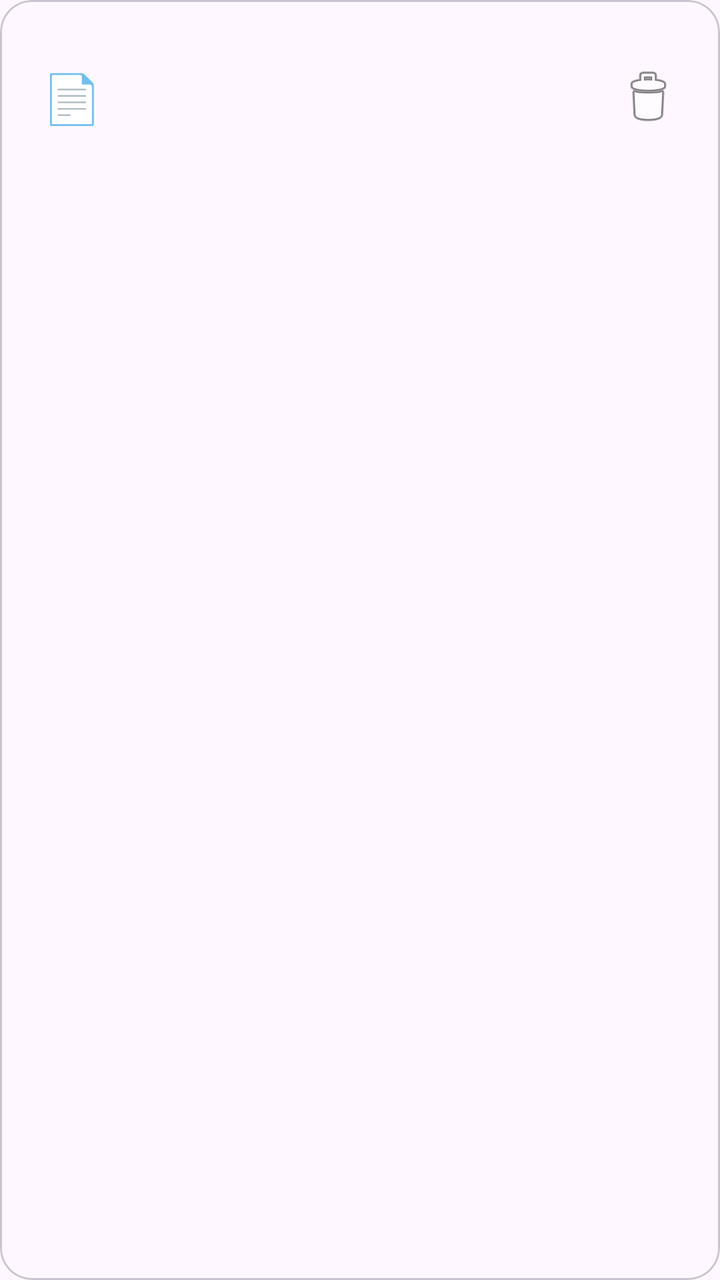
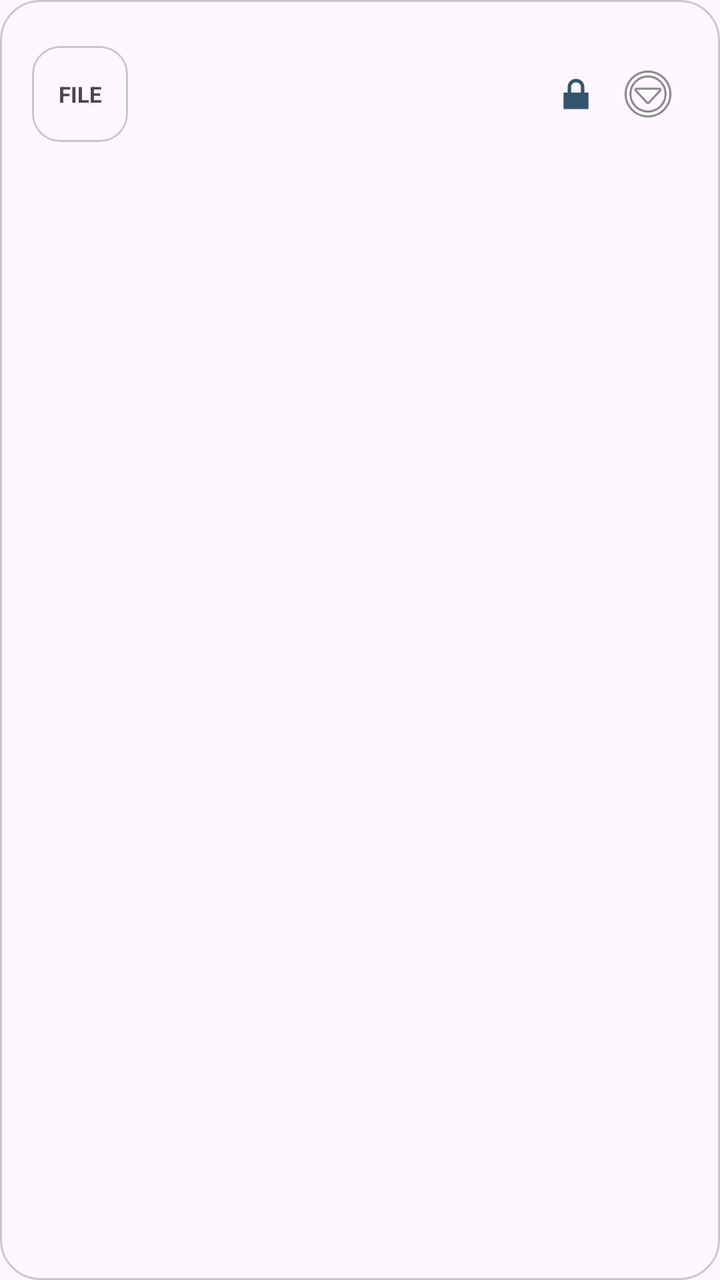

The first picture is an Android layout as it rendered before a commit; the second is the same layout after the commit. The layout source and the unified diff follow.
<!-- AndroidManifest.xml: application theme Theme.SecureVault -->
<!-- res/layout/item_document.xml -->
<?xml version="1.0" encoding="utf-8"?>
<com.google.android.material.card.MaterialCardView xmlns:android="http://schemas.android.com/apk/res/android"
    xmlns:app="http://schemas.android.com/apk/res-auto" android:layout_width="match_parent" android:layout_height="wrap_content"
    android:layout_marginBottom="12dp" app:cardCornerRadius="16dp">
    <LinearLayout android:layout_width="match_parent" android:layout_height="wrap_content" android:gravity="center_vertical" android:padding="16dp">
        <TextView android:layout_width="40dp" android:layout_height="40dp" android:gravity="center"
            android:text="📄" android:textSize="24sp" />
        <LinearLayout android:layout_width="0dp" android:layout_height="wrap_content" android:layout_weight="1" android:orientation="vertical">
            <TextView android:id="@+id/nameText" android:layout_width="match_parent" android:layout_height="wrap_content"
                android:ellipsize="end" android:maxLines="1" android:textAppearance="@style/TextAppearance.Material3.TitleMedium" />
            <TextView android:id="@+id/detailsText" android:layout_width="match_parent" android:layout_height="wrap_content" android:layout_marginTop="4dp" />
            <TextView android:id="@+id/dateText" android:layout_width="match_parent" android:layout_height="wrap_content" android:layout_marginTop="2dp" />
        </LinearLayout>
        <ImageView android:id="@+id/lockIcon" android:layout_width="24dp" android:layout_height="24dp"
            android:contentDescription="@string/locked_document" android:src="@android:drawable/ic_lock_lock" android:visibility="gone" />
        <ImageButton android:id="@+id/moreButton" android:layout_width="40dp" android:layout_height="40dp"
            android:background="?attr/selectableItemBackgroundBorderless" android:contentDescription="@string/delete_action"
            android:src="@android:drawable/ic_menu_delete" />
    </LinearLayout>
</com.google.android.material.card.MaterialCardView>
<!-- resources referenced by this layout -->
<resources>
  <string name="delete_action">Delete</string>
  <string name="locked_document">Locked document</string>
  <style name="Theme.SecureVault" parent="Theme.Material3.DayNight.NoActionBar">
          <item name="colorPrimary">@color/md_theme_primary</item>
          <item name="colorOnPrimary">@color/md_theme_onPrimary</item>
          <item name="colorPrimaryContainer">@color/md_theme_primaryContainer</item>
          <item name="colorOnPrimaryContainer">@color/md_theme_onPrimaryContainer</item>
          <item name="colorSecondary">@color/md_theme_secondary</item>
          <item name="colorOnSecondary">@color/md_theme_onSecondary</item>
          <item name="colorSecondaryContainer">@color/md_theme_secondaryContainer</item>
          <item name="colorOnSecondaryContainer">@color/md_theme_onSecondaryContainer</item>
          <item name="colorTertiary">@color/md_theme_tertiary</item>
          <item name="colorOnTertiary">@color/md_theme_onTertiary</item>
          <item name="colorTertiaryContainer">@color/md_theme_tertiaryContainer</item>
          <item name="colorOnTertiaryContainer">@color/md_theme_onTertiaryContainer</item>
          <item name="android:statusBarColor">@android:color/transparent</item>
          <item name="android:navigationBarColor">?attr/colorSurface</item>
      </style>
  <color name="md_theme_primary">#1D4ED8</color>
  <color name="md_theme_onPrimary">#FFFFFF</color>
  <color name="md_theme_primaryContainer">#DCE7FF</color>
  <color name="md_theme_onPrimaryContainer">#001A41</color>
  <color name="md_theme_secondary">#35556C</color>
  <color name="md_theme_onSecondary">#FFFFFF</color>
  <color name="md_theme_secondaryContainer">#D8E3F7</color>
  <color name="md_theme_onSecondaryContainer">#0E1D2B</color>
  <color name="md_theme_tertiary">#5B5F34</color>
  <color name="md_theme_onTertiary">#FFFFFF</color>
  <color name="md_theme_tertiaryContainer">#E4E8B5</color>
  <color name="md_theme_onTertiaryContainer">#181D00</color>
</resources>

<!-- the commit's change to res/layout/item_document.xml (unified diff, before → after) -->
@@ -1,20 +1,92 @@
 <?xml version="1.0" encoding="utf-8"?>
-<com.google.android.material.card.MaterialCardView xmlns:android="http://schemas.android.com/apk/res/android"
-    xmlns:app="http://schemas.android.com/apk/res-auto" android:layout_width="match_parent" android:layout_height="wrap_content"
-    android:layout_marginBottom="12dp" app:cardCornerRadius="16dp">
-    <LinearLayout android:layout_width="match_parent" android:layout_height="wrap_content" android:gravity="center_vertical" android:padding="16dp">
-        <TextView android:layout_width="40dp" android:layout_height="40dp" android:gravity="center"
-            android:text="📄" android:textSize="24sp" />
-        <LinearLayout android:layout_width="0dp" android:layout_height="wrap_content" android:layout_weight="1" android:orientation="vertical">
-            <TextView android:id="@+id/nameText" android:layout_width="match_parent" android:layout_height="wrap_content"
-                android:ellipsize="end" android:maxLines="1" android:textAppearance="@style/TextAppearance.Material3.TitleMedium" />
-            <TextView android:id="@+id/detailsText" android:layout_width="match_parent" android:layout_height="wrap_content" android:layout_marginTop="4dp" />
-            <TextView android:id="@+id/dateText" android:layout_width="match_parent" android:layout_height="wrap_content" android:layout_marginTop="2dp" />
+<com.google.android.material.card.MaterialCardView
+    xmlns:android="http://schemas.android.com/apk/res/android"
+    xmlns:app="http://schemas.android.com/apk/res-auto"
+    android:layout_width="match_parent"
+    android:layout_height="wrap_content"
+    android:layout_marginBottom="12dp"
+    app:cardCornerRadius="20dp"
+    app:cardElevation="0dp"
+    app:strokeWidth="1dp">
+
+    <LinearLayout
+        android:layout_width="match_parent"
+        android:layout_height="wrap_content"
+        android:gravity="center_vertical"
+        android:minHeight="84dp"
+        android:orientation="horizontal"
+        android:padding="16dp">
+
+        <com.google.android.material.card.MaterialCardView
+            android:layout_width="48dp"
+            android:layout_height="48dp"
+            app:cardCornerRadius="14dp"
+            app:cardElevation="0dp">
+
+            <TextView
+                android:id="@+id/fileIconText"
+                android:layout_width="match_parent"
+                android:layout_height="match_parent"
+                android:gravity="center"
+                android:text="FILE"
+                android:textSize="11sp"
+                android:textStyle="bold" />
+
+        </com.google.android.material.card.MaterialCardView>
+
+        <LinearLayout
+            android:layout_width="0dp"
+            android:layout_height="wrap_content"
+            android:layout_marginStart="14dp"
+            android:layout_weight="1"
+            android:orientation="vertical">
+
+            <TextView
+                android:id="@+id/nameText"
+                android:layout_width="match_parent"
+                android:layout_height="wrap_content"
+                android:ellipsize="end"
+                android:maxLines="1"
+                android:textAppearance="@style/TextAppearance.Material3.TitleMedium"
+                android:textStyle="bold" />
+
+            <TextView
+                android:id="@+id/detailsText"
+                android:layout_width="match_parent"
+                android:layout_height="wrap_content"
+                android:layout_marginTop="3dp"
+                android:ellipsize="end"
+                android:maxLines="1"
+                android:textAppearance="@style/TextAppearance.Material3.BodyMedium" />
+
+            <TextView
+                android:id="@+id/dateText"
+                android:layout_width="match_parent"
+                android:layout_height="wrap_content"
+                android:layout_marginTop="2dp"
+                android:textAppearance="@style/TextAppearance.Material3.BodySmall" />
+
         </LinearLayout>
-        <ImageView android:id="@+id/lockIcon" android:layout_width="24dp" android:layout_height="24dp"
-            android:contentDescription="@string/locked_document" android:src="@android:drawable/ic_lock_lock" android:visibility="gone" />
-        <ImageButton android:id="@+id/moreButton" android:layout_width="40dp" android:layout_height="40dp"
-            android:background="?attr/selectableItemBackgroundBorderless" android:contentDescription="@string/delete_action"
-            android:src="@android:drawable/ic_menu_delete" />
+
+        <ImageView
+            android:id="@+id/lockIcon"
+            android:layout_width="24dp"
+            android:layout_height="24dp"
+            android:layout_marginStart="8dp"
+            android:contentDescription="@string/locked_document"
+            android:src="@android:drawable/ic_lock_lock"
+            android:visibility="visible" />
+
+        <ImageButton
+            android:id="@+id/moreButton"
+            android:layout_width="40dp"
+            android:layout_height="40dp"
+            android:layout_marginStart="4dp"
+            android:background="?attr/selectableItemBackgroundBorderless"
+            android:contentDescription="@string/more_options"
+            android:padding="8dp"
+            android:src="@android:drawable/ic_menu_more" />
+
     </LinearLayout>
+
 </com.google.android.material.card.MaterialCardView>
<!-- resource entries referenced after the edit -->
@@ -1,6 +1,5 @@
 <!-- resources referenced by this layout -->
 <resources>
-  <string name="delete_action">Delete</string>
   <string name="locked_document">Locked document</string>
   <style name="Theme.SecureVault" parent="Theme.Material3.DayNight.NoActionBar">
           <item name="colorPrimary">@color/md_theme_primary</item>
